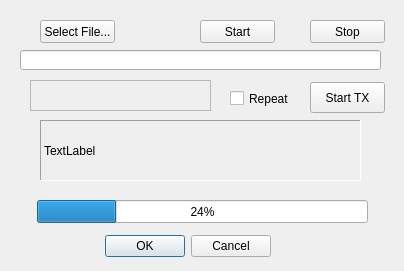
Qt form winforms/filetxdlg.ui (rafael2k/CuteSDR) before a commit.
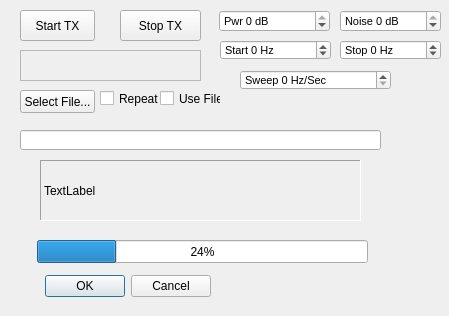
The same form after that commit. Custom widgets are drawn as their Qt base class.

Commit message: intermediate build adding Tx test stuff

Patch:
```diff
--- a/winforms/filetxdlg.ui
+++ b/winforms/filetxdlg.ui
@@ -6,8 +6,8 @@
    <rect>
     <x>0</x>
     <y>0</y>
-    <width>404</width>
-    <height>271</height>
+    <width>449</width>
+    <height>316</height>
    </rect>
   </property>
   <property name="windowTitle">
@@ -16,8 +16,8 @@
   <widget class="QDialogButtonBox" name="buttonBox">
    <property name="geometry">
     <rect>
-     <x>100</x>
-     <y>230</y>
+     <x>40</x>
+     <y>270</y>
      <width>171</width>
      <height>32</height>
     </rect>
@@ -32,8 +32,8 @@
   <widget class="QPushButton" name="pushButtonFileSelect">
    <property name="geometry">
     <rect>
-     <x>40</x>
-     <y>20</y>
+     <x>20</x>
+     <y>90</y>
      <width>75</width>
      <height>23</height>
     </rect>
@@ -46,7 +46,7 @@
    <property name="geometry">
     <rect>
      <x>20</x>
-     <y>50</y>
+     <y>130</y>
      <width>361</width>
      <height>20</height>
     </rect>
@@ -58,8 +58,8 @@
   <widget class="CFreqCtrl" name="frameTxFreqCtrl">
    <property name="geometry">
     <rect>
-     <x>30</x>
-     <y>80</y>
+     <x>20</x>
+     <y>50</y>
      <width>181</width>
      <height>31</height>
     </rect>
@@ -92,8 +92,8 @@
   <widget class="QPushButton" name="pushButtonStart">
    <property name="geometry">
     <rect>
-     <x>310</x>
-     <y>82</y>
+     <x>20</x>
+     <y>10</y>
      <width>75</width>
      <height>31</height>
     </rect>
@@ -106,7 +106,7 @@
    <property name="geometry">
     <rect>
      <x>37</x>
-     <y>200</y>
+     <y>240</y>
      <width>331</width>
      <height>23</height>
     </rect>
@@ -118,7 +118,7 @@
   <widget class="QCheckBox" name="checkBoxRepeat">
    <property name="geometry">
     <rect>
-     <x>230</x>
+     <x>100</x>
      <y>90</y>
      <width>70</width>
      <height>17</height>
@@ -132,7 +132,7 @@
    <property name="geometry">
     <rect>
      <x>40</x>
-     <y>120</y>
+     <y>160</y>
      <width>321</width>
      <height>61</height>
     </rect>
@@ -159,27 +159,177 @@
   <widget class="QPushButton" name="pushButtonStartTest">
    <property name="geometry">
     <rect>
-     <x>200</x>
-     <y>20</y>
-     <width>75</width>
-     <height>23</height>
+     <x>120</x>
+     <y>10</y>
+     <width>81</width>
+     <height>31</height>
     </rect>
    </property>
    <property name="text">
-    <string>Start</string>
+    <string>Stop TX</string>
    </property>
   </widget>
-  <widget class="QPushButton" name="pushButtonStopTest">
+  <widget class="QCheckBox" name="checkBoxUseFile">
    <property name="geometry">
     <rect>
-     <x>310</x>
-     <y>20</y>
-     <width>75</width>
-     <height>23</height>
+     <x>160</x>
+     <y>90</y>
+     <width>61</width>
+     <height>17</height>
     </rect>
    </property>
    <property name="text">
-    <string>Stop</string>
+    <string>Use File</string>
+   </property>
+  </widget>
+  <widget class="QSpinBox" name="spinBoxAmp">
+   <property name="geometry">
+    <rect>
+     <x>219</x>
+     <y>10</y>
+     <width>111</width>
+     <height>22</height>
+    </rect>
+   </property>
+   <property name="minimumSize">
+    <size>
+     <width>90</width>
+     <height>0</height>
+    </size>
+   </property>
+   <property name="font">
+    <font>
+     <pointsize>8</pointsize>
+    </font>
+   </property>
+   <property name="suffix">
+    <string> dB</string>
+   </property>
+   <property name="prefix">
+    <string>Pwr </string>
+   </property>
+   <property name="minimum">
+    <number>-160</number>
+   </property>
+   <property name="maximum">
+    <number>0</number>
+   </property>
+  </widget>
+  <widget class="QSpinBox" name="spinBoxStart">
+   <property name="geometry">
+    <rect>
+     <x>220</x>
+     <y>40</y>
+     <width>111</width>
+     <height>20</height>
+    </rect>
+   </property>
+   <property name="font">
+    <font>
+     <pointsize>8</pointsize>
+    </font>
+   </property>
+   <property name="suffix">
+    <string> Hz</string>
+   </property>
+   <property name="prefix">
+    <string>Start </string>
+   </property>
+   <property name="minimum">
+    <number>-32000</number>
+   </property>
+   <property name="maximum">
+    <number>32000</number>
+   </property>
+   <property name="singleStep">
+    <number>1</number>
+   </property>
+  </widget>
+  <widget class="QSpinBox" name="spinBoxSweep">
+   <property name="geometry">
+    <rect>
+     <x>240</x>
+     <y>70</y>
+     <width>151</width>
+     <height>20</height>
+    </rect>
+   </property>
+   <property name="font">
+    <font>
+     <pointsize>8</pointsize>
+    </font>
+   </property>
+   <property name="suffix">
+    <string> Hz/Sec</string>
+   </property>
+   <property name="prefix">
+    <string>Sweep </string>
+   </property>
+   <property name="minimum">
+    <number>0</number>
+   </property>
+   <property name="maximum">
+    <number>100000</number>
+   </property>
+   <property name="singleStep">
+    <number>10</number>
+   </property>
+  </widget>
+  <widget class="QSpinBox" name="spinBoxStop">
+   <property name="geometry">
+    <rect>
+     <x>340</x>
+     <y>40</y>
+     <width>101</width>
+     <height>20</height>
+    </rect>
+   </property>
+   <property name="font">
+    <font>
+     <pointsize>8</pointsize>
+    </font>
+   </property>
+   <property name="suffix">
+    <string> Hz</string>
+   </property>
+   <property name="prefix">
+    <string>Stop </string>
+   </property>
+   <property name="minimum">
+    <number>-32000</number>
+   </property>
+   <property name="maximum">
+    <number>32000</number>
+   </property>
+   <property name="singleStep">
+    <number>0</number>
+   </property>
+  </widget>
+  <widget class="QSpinBox" name="spinBoxNoise">
+   <property name="geometry">
+    <rect>
+     <x>340</x>
+     <y>10</y>
+     <width>101</width>
+     <height>22</height>
+    </rect>
+   </property>
+   <property name="font">
+    <font>
+     <pointsize>8</pointsize>
+    </font>
+   </property>
+   <property name="suffix">
+    <string> dB</string>
+   </property>
+   <property name="prefix">
+    <string>Noise </string>
+   </property>
+   <property name="minimum">
+    <number>-160</number>
+   </property>
+   <property name="maximum">
+    <number>0</number>
    </property>
   </widget>
  </widget>
```
Left out of the diff: 2 changed lines with no effect on the pictures. The commit also changes 10 other files.
